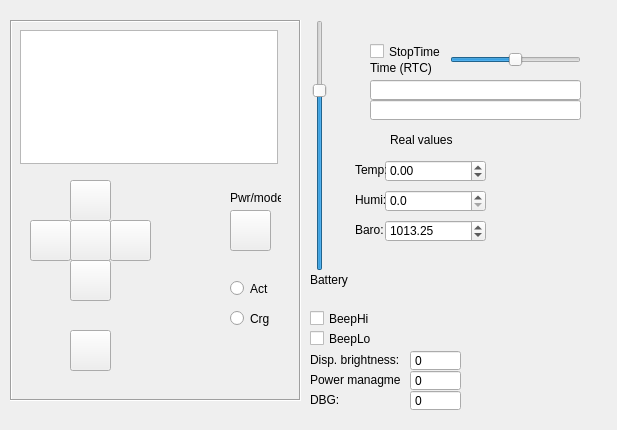
This is Qsim/simu_hygro/simuhygro/mainw.ui in nagyizee/Hygrometer as Qt 5 draws it before an edit. The edited form follows.
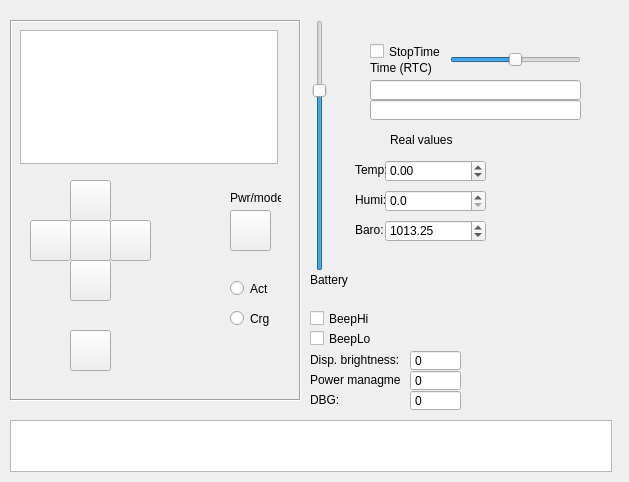
This is the edited form.

Commit message: - modified how wake-up reason is working - acquirable during the main loop lifetime - added power management graph indication in simulator

The edit to the form file:
```diff
--- a/Qsim/simu_hygro/simuhygro/mainw.ui
+++ b/Qsim/simu_hygro/simuhygro/mainw.ui
@@ -6,8 +6,8 @@
    <rect>
     <x>0</x>
     <y>0</y>
-    <width>617</width>
-    <height>430</height>
+    <width>629</width>
+    <height>482</height>
    </rect>
   </property>
   <property name="windowTitle">
@@ -528,6 +528,19 @@
      <enum>Qt::Horizontal</enum>
     </property>
    </widget>
+   <widget class="QGraphicsView" name="grf_power">
+    <property name="geometry">
+     <rect>
+      <x>10</x>
+      <y>420</y>
+      <width>602</width>
+      <height>52</height>
+     </rect>
+    </property>
+    <property name="lineWidth">
+     <number>1</number>
+    </property>
+   </widget>
   </widget>
  </widget>
  <layoutdefault spacing="6" margin="11"/>
```
The commit also changes 7 other files.
